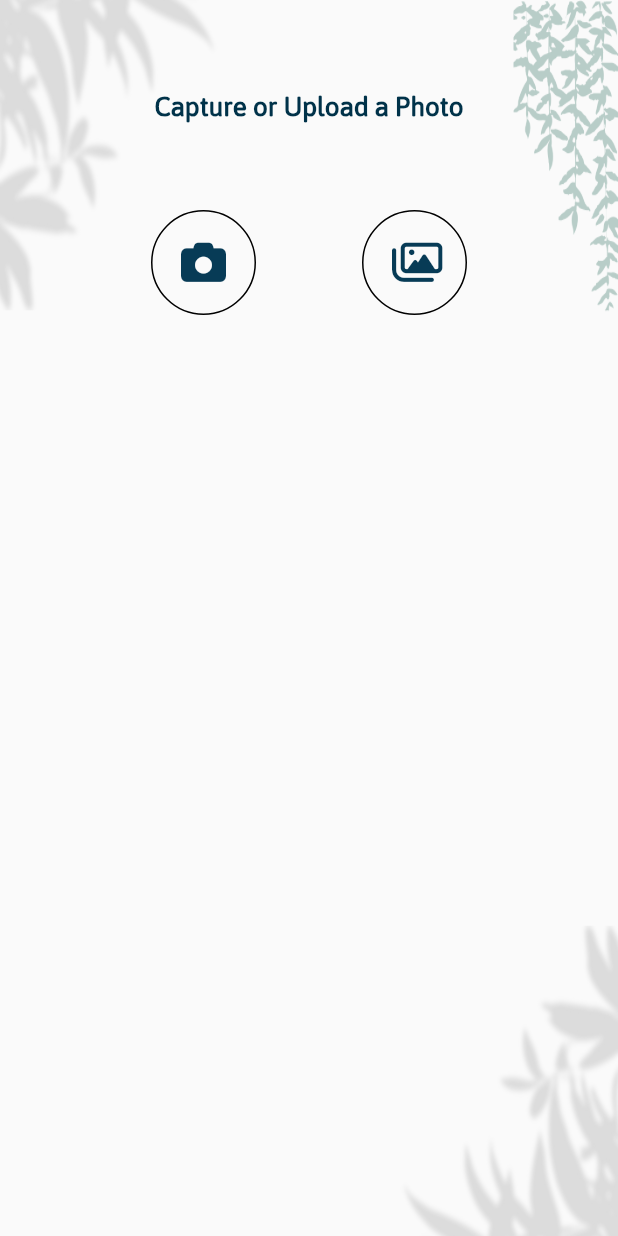
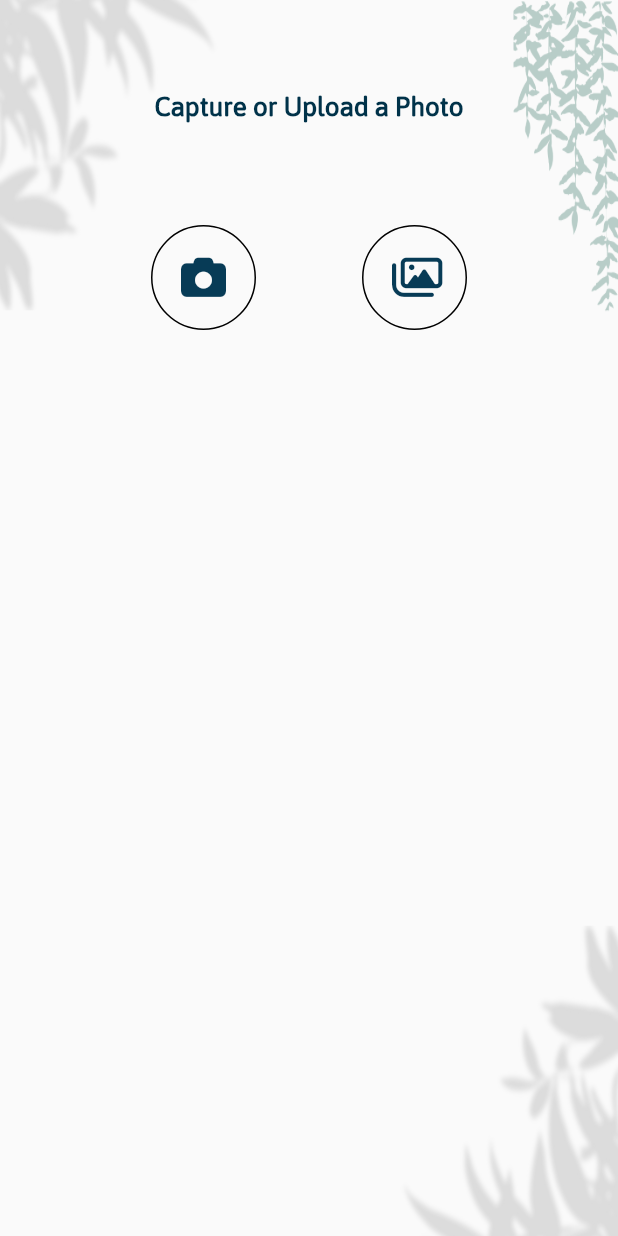
Before and after one commit to Aditya093/vriddhi, a Flutter app: the AgriPoolFeatureScreen screen opened by its route, on a phone screen of 412 x 824 dp. Run offline on Flutter 3.47's test engine with Material 2 defaults, Android fonts, the phone set to English and light mode, and no system bars; our stand-ins replace flutter_form_builder, font_awesome_flutter, form_builder_validators, image_picker; project files that could hold a hidden picture were left out.

Commit message:
agripoolScreen changes

```diff
--- a/lib/screens/agripool_feature_screen.dart
+++ b/lib/screens/agripool_feature_screen.dart
@@ -9,7 +9,7 @@ class AgriPoolFeatureScreen extends StatelessWidget {
 
   @override
   Widget build(BuildContext context) {
-    final ColorScheme colors = Theme.of(context).colorScheme;
+
     return SafeArea(
         child: Scaffold(
           body: Container(
@@ -23,7 +23,7 @@ class AgriPoolFeatureScreen extends StatelessWidget {
             child: Column(
               children: [
                 Text("Capture or Upload a Photo", style: kFormPrimaryHeadingStyle.copyWith(fontSize: 20.0),),
-                SizedBox(height: 50.0,),
+                SizedBox(height: 60.0,),
                 Row(
                   mainAxisAlignment: MainAxisAlignment.spaceEvenly,
                   children: [
```
